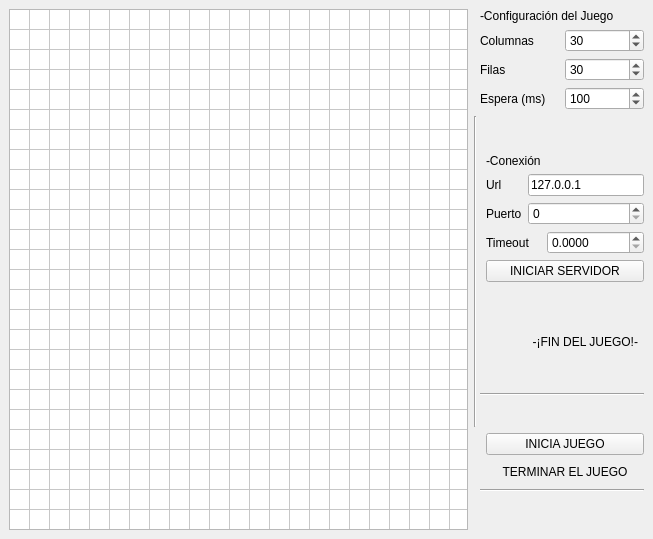
This is servidor.ui in Jonayne/MultiplayerSnakePy as Qt 5 draws it before an edit. The edited form follows.
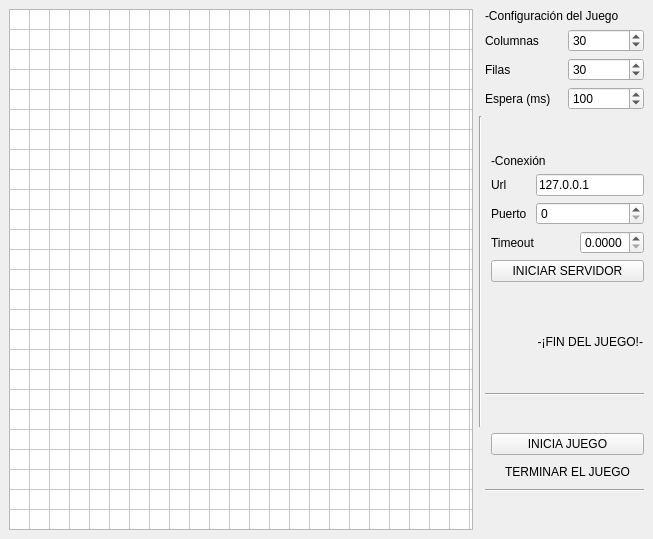
This is the edited form.

Commit message: Se ha añadido la opción de iniciar servidor al juego, además de arreglar algunos bugs (y agregar otros :D) y se añadió una clase Víbora que hace mucho más ordenado casi todo.

```diff
--- a/servidor.ui
+++ b/servidor.ui
@@ -315,7 +315,10 @@
          <number>4</number>
         </property>
         <property name="maximum">
-         <double>999999999.000000000000000</double>
+         <double>2.000000000000000</double>
+        </property>
+        <property name="singleStep">
+         <double>0.001000000000000</double>
         </property>
        </widget>
       </item>
```
The commit also changes 1 other file.
